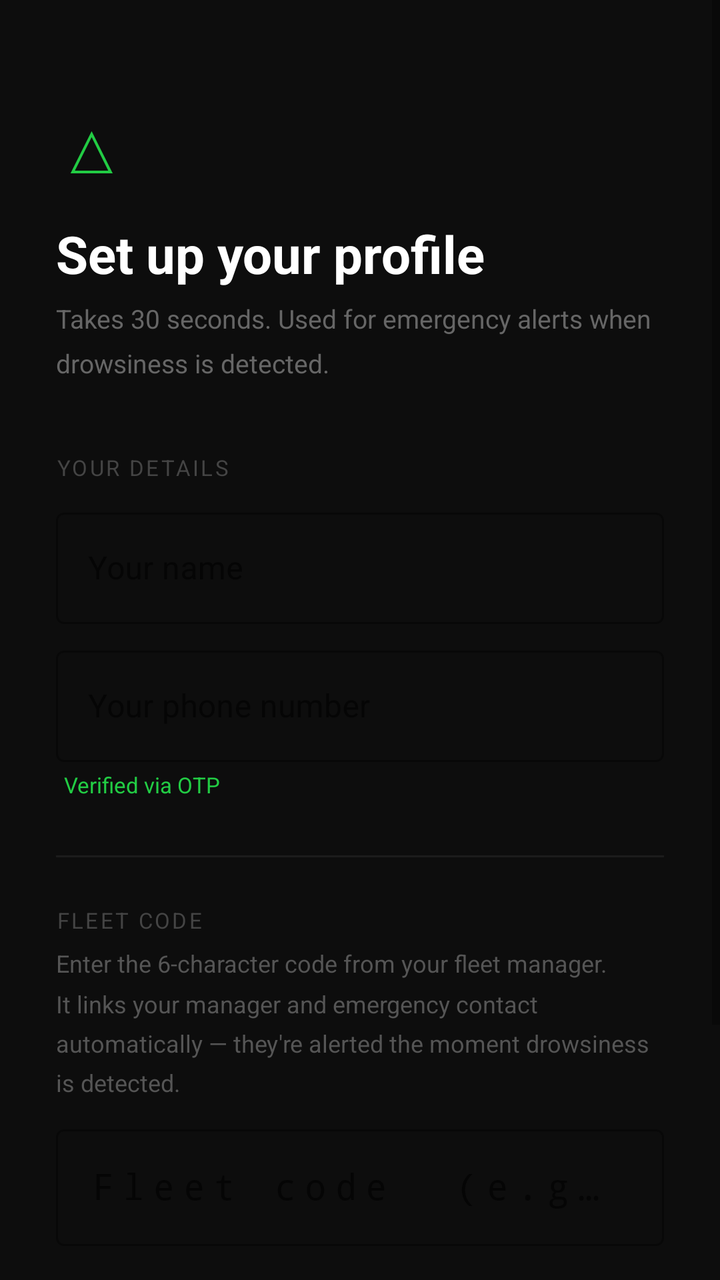
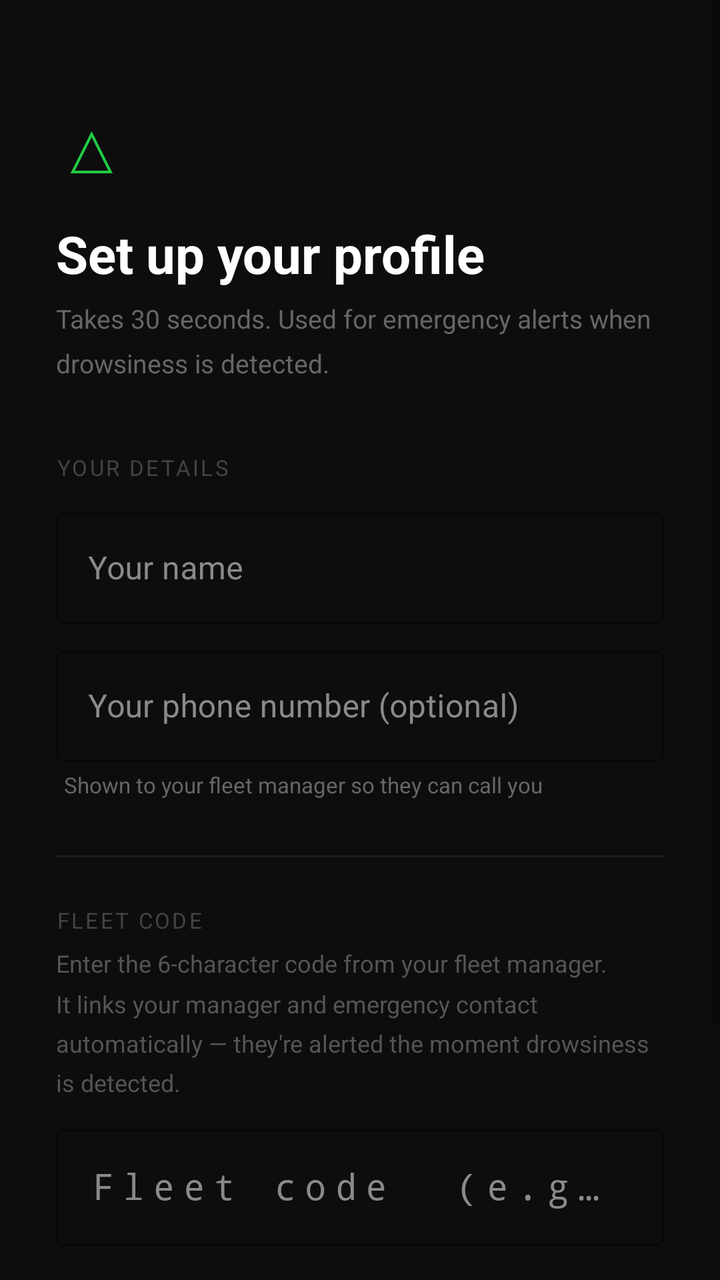

An Android layout rendered at two revisions. The XML below is the earlier revision; the diff shows what the commit changed to produce the second picture.
<!-- AndroidManifest.xml: application theme Theme.SmartHelm -->
<!-- res/layout/activity_setup.xml -->
<?xml version="1.0" encoding="utf-8"?>
<ScrollView xmlns:android="http://schemas.android.com/apk/res/android"
    android:layout_width="match_parent"
    android:layout_height="match_parent"
    android:background="#0d0d0d"
    android:fillViewport="true">

    <LinearLayout
        android:layout_width="match_parent"
        android:layout_height="wrap_content"
        android:orientation="vertical"
        android:padding="28dp">

        
        <TextView
            android:layout_width="wrap_content"
            android:layout_height="wrap_content"
            android:text="△"
            android:textSize="36sp"
            android:textColor="#22cc44"
            android:layout_marginTop="20dp"
            android:layout_marginBottom="12dp" />

        <TextView
            android:layout_width="match_parent"
            android:layout_height="wrap_content"
            android:text="Set up your profile"
            android:textSize="26sp"
            android:textColor="#FFFFFF"
            android:textStyle="bold"
            android:layout_marginBottom="6dp" />

        <TextView
            android:layout_width="match_parent"
            android:layout_height="wrap_content"
            android:text="Takes 30 seconds. Used for emergency alerts when drowsiness is detected."
            android:textSize="13sp"
            android:textColor="#666666"
            android:lineSpacingMultiplier="1.4"
            android:layout_marginBottom="36dp" />

        
        <TextView
            android:layout_width="match_parent"
            android:layout_height="wrap_content"
            android:text="YOUR DETAILS"
            android:textSize="11sp"
            android:textColor="#444444"
            android:letterSpacing="0.1"
            android:layout_marginBottom="10dp" />

        <com.google.android.material.textfield.TextInputLayout
            android:layout_width="match_parent"
            android:layout_height="wrap_content"
            android:hint="Your name"
            style="@style/Widget.MaterialComponents.TextInputLayout.OutlinedBox"
            android:layout_marginBottom="8dp">
            <com.google.android.material.textfield.TextInputEditText
                android:id="@+id/et_name"
                android:layout_width="match_parent"
                android:layout_height="wrap_content"
                android:inputType="textPersonName|textCapWords"
                android:textColor="#FFFFFF"
                android:imeOptions="actionNext" />
        </com.google.android.material.textfield.TextInputLayout>

        <com.google.android.material.textfield.TextInputLayout
            android:layout_width="match_parent"
            android:layout_height="wrap_content"
            android:hint="Your phone number"
            style="@style/Widget.MaterialComponents.TextInputLayout.OutlinedBox"
            android:layout_marginBottom="4dp">
            <com.google.android.material.textfield.TextInputEditText
                android:id="@+id/et_rider_phone"
                android:layout_width="match_parent"
                android:layout_height="wrap_content"
                android:inputType="phone"
                android:textColor="#AAAAAA"
                android:enabled="false" />
        </com.google.android.material.textfield.TextInputLayout>

        <TextView
            android:layout_width="match_parent"
            android:layout_height="wrap_content"
            android:text="Verified via OTP"
            android:textSize="11sp"
            android:textColor="#22cc44"
            android:paddingStart="4dp"
            android:layout_marginBottom="28dp" />

        
        <View android:layout_width="match_parent" android:layout_height="1dp"
            android:background="#1c1c1c" android:layout_marginBottom="24dp" />

        <TextView
            android:layout_width="match_parent"
            android:layout_height="wrap_content"
            android:text="FLEET CODE"
            android:textSize="11sp"
            android:textColor="#444444"
            android:letterSpacing="0.1"
            android:layout_marginBottom="6dp" />

        <TextView
            android:layout_width="match_parent"
            android:layout_height="wrap_content"
            android:text="Enter the 6-character code from your fleet manager. It links your manager and emergency contact automatically — they're alerted the moment drowsiness is detected."
            android:textSize="12sp"
            android:textColor="#555555"
            android:lineSpacingMultiplier="1.4"
            android:layout_marginBottom="10dp" />

        <com.google.android.material.textfield.TextInputLayout
            android:layout_width="match_parent"
            android:layout_height="wrap_content"
            android:hint="Fleet code  (e.g. K6JB5G)"
            style="@style/Widget.MaterialComponents.TextInputLayout.OutlinedBox"
            android:layout_marginBottom="36dp">
            <com.google.android.material.textfield.TextInputEditText
                android:id="@+id/et_fleet_code"
                android:layout_width="match_parent"
                android:layout_height="wrap_content"
                android:inputType="textCapCharacters"
                android:maxLength="6"
                android:textColor="#FFFFFF"
                android:letterSpacing="0.25"
                android:textSize="18sp"
                android:fontFamily="monospace"
                android:imeOptions="actionDone" />
        </com.google.android.material.textfield.TextInputLayout>

        
        <com.google.android.material.button.MaterialButton
            android:id="@+id/btn_get_started"
            android:layout_width="match_parent"
            android:layout_height="56dp"
            android:text="Get Started →"
            android:textSize="16sp"
            android:backgroundTint="#22cc44" />

        <ProgressBar
            android:id="@+id/progress_bar"
            android:layout_width="wrap_content"
            android:layout_height="wrap_content"
            android:layout_gravity="center"
            android:visibility="gone"
            android:layout_marginTop="16dp" />

        <TextView
            android:id="@+id/tv_error"
            android:layout_width="match_parent"
            android:layout_height="wrap_content"
            android:textColor="#ff4444"
            android:textSize="13sp"
            android:gravity="center"
            android:layout_marginTop="12dp"
            android:visibility="gone" />

        <TextView
            android:layout_width="match_parent"
            android:layout_height="wrap_content"
            android:text="Ask your fleet manager for your code. Don't have one yet? Leave it blank — you can add it later from settings."
            android:textColor="#333333"
            android:textSize="12sp"
            android:gravity="center"
            android:lineSpacingMultiplier="1.4"
            android:layout_marginTop="20dp" />

    </LinearLayout>
</ScrollView>
<!-- resources referenced by this layout -->
<resources>
  <style name="Theme.SmartHelm" parent="Theme.MaterialComponents.DayNight.DarkActionBar">
          <item name="colorPrimary">@color/colorPrimary</item>
          <item name="colorPrimaryVariant">@color/colorPrimaryDark</item>
          <item name="colorOnPrimary">#FFFFFF</item>
          <item name="colorSecondary">@color/colorAccent</item>
          <item name="android:windowBackground">@color/colorBackground</item>
          <item name="android:statusBarColor">@color/colorBackground</item>
      </style>
  <color name="colorPrimary">#22CC44</color>
  <color name="colorPrimaryDark">#1A9933</color>
  <color name="colorAccent">#22CC44</color>
  <color name="colorBackground">#121212</color>
</resources>

<!-- the commit's change to res/layout/activity_setup.xml (unified diff, before → after) -->
@@ -54,6 +54,7 @@
             android:layout_height="wrap_content"
             android:hint="Your name"
             style="@style/Widget.MaterialComponents.TextInputLayout.OutlinedBox"
+            android:textColorHint="#8A8A8A"
             android:layout_marginBottom="8dp">
             <com.google.android.material.textfield.TextInputEditText
                 android:id="@+id/et_name"
@@ -67,24 +68,26 @@
         <com.google.android.material.textfield.TextInputLayout
             android:layout_width="match_parent"
             android:layout_height="wrap_content"
-            android:hint="Your phone number"
+            android:hint="Your phone number (optional)"
             style="@style/Widget.MaterialComponents.TextInputLayout.OutlinedBox"
+            android:textColorHint="#8A8A8A"
             android:layout_marginBottom="4dp">
             <com.google.android.material.textfield.TextInputEditText
                 android:id="@+id/et_rider_phone"
                 android:layout_width="match_parent"
                 android:layout_height="wrap_content"
                 android:inputType="phone"
-                android:textColor="#AAAAAA"
-                android:enabled="false" />
+                android:maxLength="20"
+                android:textColor="#FFFFFF"
+                android:imeOptions="actionNext" />
         </com.google.android.material.textfield.TextInputLayout>
 
         <TextView
             android:layout_width="match_parent"
             android:layout_height="wrap_content"
-            android:text="Verified via OTP"
+            android:text="Shown to your fleet manager so they can call you"
             android:textSize="11sp"
-            android:textColor="#22cc44"
+            android:textColor="#666666"
             android:paddingStart="4dp"
             android:layout_marginBottom="28dp" />
 
@@ -115,6 +118,7 @@
             android:layout_height="wrap_content"
             android:hint="Fleet code  (e.g. K6JB5G)"
             style="@style/Widget.MaterialComponents.TextInputLayout.OutlinedBox"
+            android:textColorHint="#8A8A8A"
             android:layout_marginBottom="36dp">
             <com.google.android.material.textfield.TextInputEditText
                 android:id="@+id/et_fleet_code"
